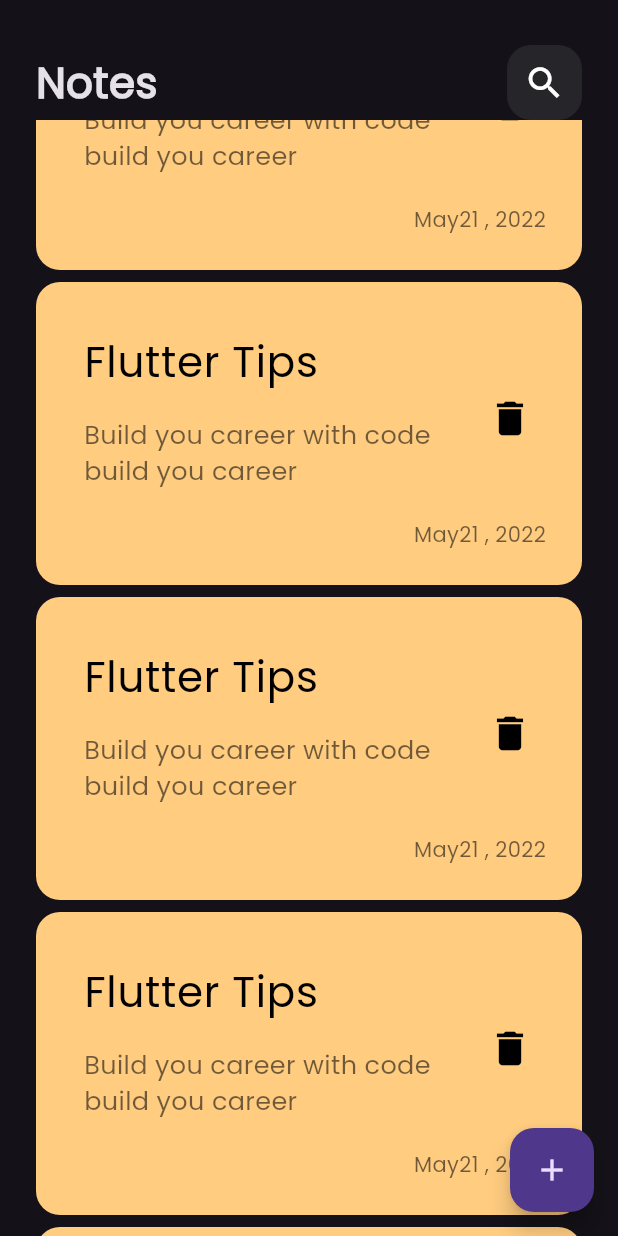
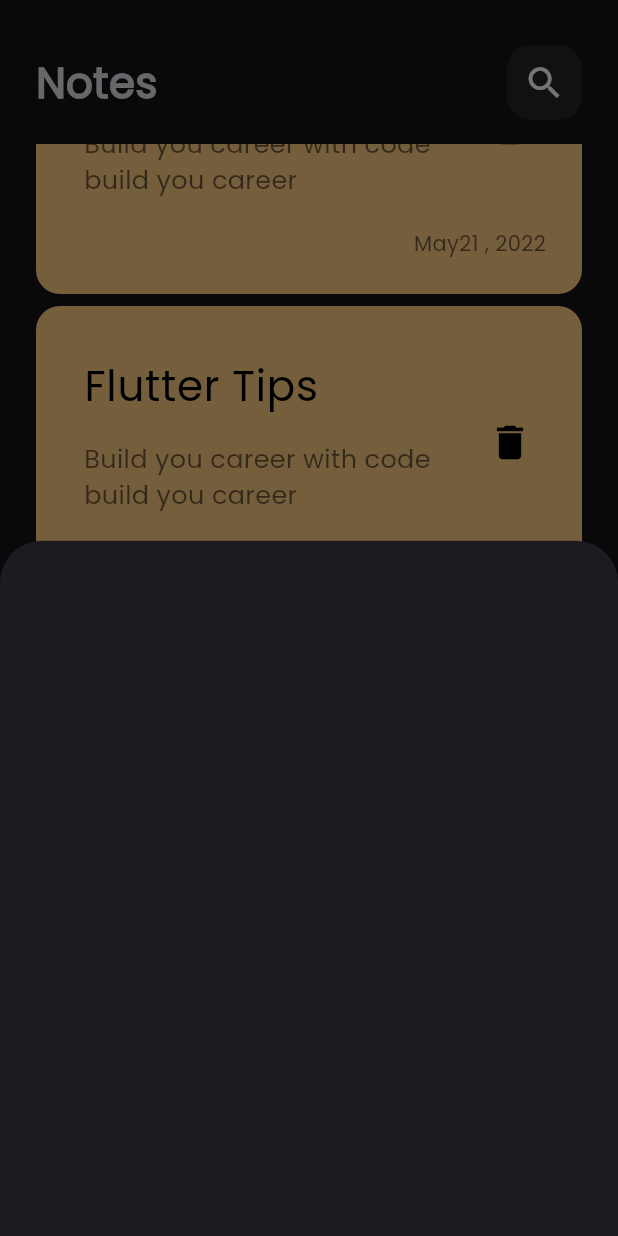
Before and after one commit to mahmoudabdelaziz00/Flutter_Notes_App, a Flutter app: the screen it shows after launch, scrolled down 1152 dp, after a tap on the "add" icon, on a phone screen of 412 x 824 dp. Run offline on Flutter 3.47's test engine with Material 3 defaults, Android fonts, the phone set to English and light mode, and no system bars.

Commit message:
show modal bottom sheet

```diff
--- a/lib/views/notes_view.dart
+++ b/lib/views/notes_view.dart
@@ -1,4 +1,5 @@
 import 'package:flutter/material.dart';
+import 'package:notes_app/views/widgets/add_note_bottom_sheet.dart';
 import 'package:notes_app/views/widgets/notes_view_body.dart';
 
 class NotesView extends StatelessWidget {
@@ -8,7 +9,14 @@ class NotesView extends StatelessWidget {
   Widget build(BuildContext context) {
     return  Scaffold(
       floatingActionButton: FloatingActionButton(
-        onPressed: (){},
+        onPressed: (){
+          showModalBottomSheet(
+              context: context,
+              builder: (context){
+                return const AddNoteBottomSheet();
+              },
+          );
+        },
         child: Icon(Icons.add),
       ),
       body: const NotesViewBody(),
--- /dev/null
+++ b/lib/views/widgets/add_note_bottom_sheet.dart
@@ -0,0 +1,10 @@
+import 'package:flutter/material.dart';
+
+class AddNoteBottomSheet extends StatelessWidget {
+  const AddNoteBottomSheet({super.key});
+
+  @override
+  Widget build(BuildContext context) {
+    return Container();
+  }
+}
--- a/lib/views/widgets/notes_list_view.dart
+++ b/lib/views/widgets/notes_list_view.dart
@@ -6,10 +6,16 @@ class NotesListView extends StatelessWidget {
 
   @override
   Widget build(BuildContext context) {
-    return ListView.builder(
-        itemBuilder: (context , index){
-          return const NotesItem();
-        },
+    return Padding(
+      padding: const EdgeInsets.symmetric(
+        vertical: 16
+      ),
+      child: ListView.builder(
+        padding: EdgeInsets.zero,
+          itemBuilder: (context , index){
+            return const NotesItem();
+          },
+      ),
     );
   }
 }
```
